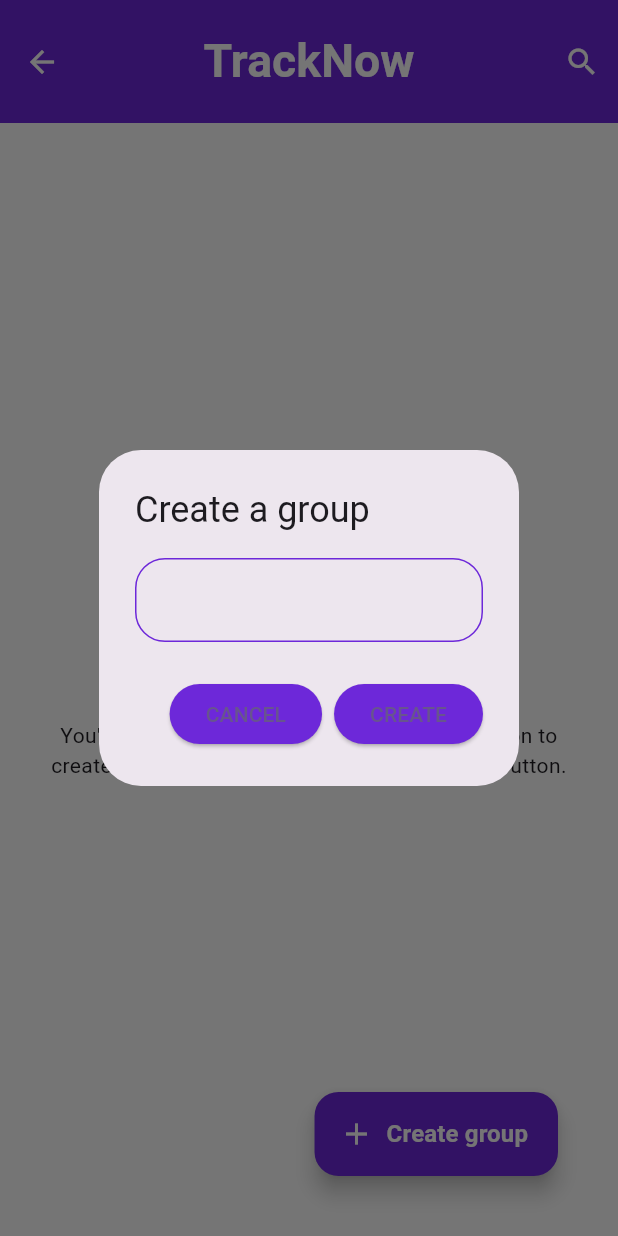
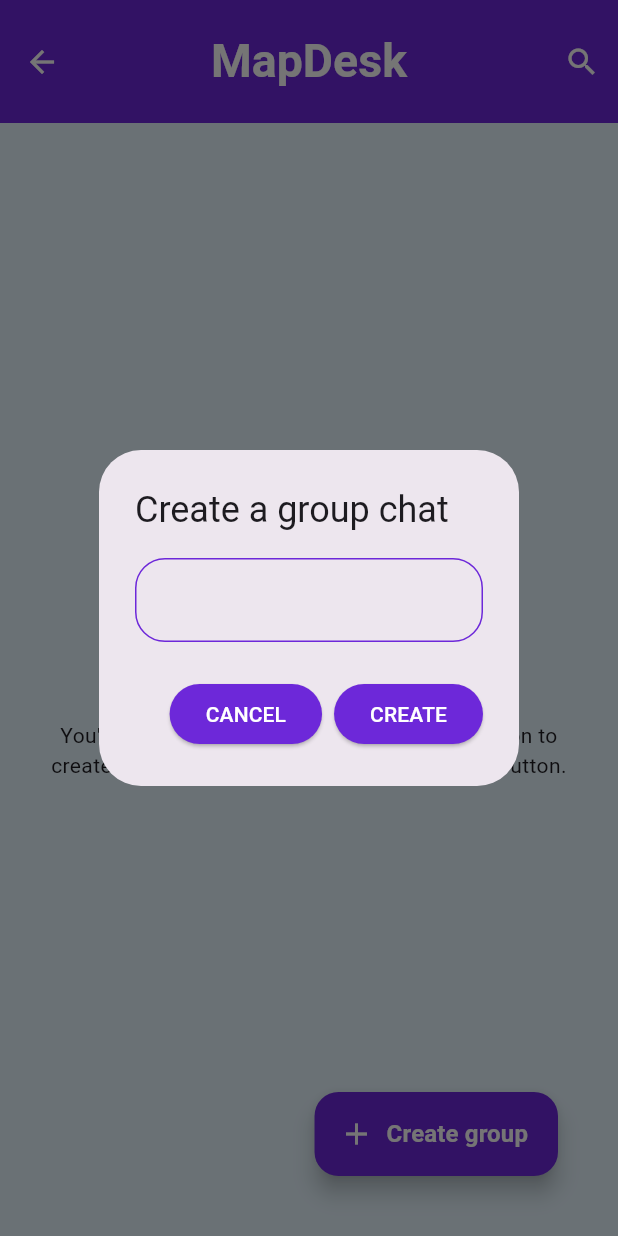
Before and after one commit to KarthikPrabhu23/MapDesk, a Flutter app: the ChatScreen screen opened directly, after a tap on the "add circle" icon, on a phone screen of 412 x 824 dp. Run offline on Flutter 3.47's test engine with Material 3 defaults, Android fonts, the phone set to English and light mode, and no system bars; our stand-ins replace cloud_firestore, firebase_auth, firebase_core, firebase_database, firebase_storage, geolocator and 5 more; missing offline and left inert: custom_info_window, firebase_app_check, google_maps_webservice; accounts and stored records are empty; Roboto replaces fonts that are missing (YourCustomFont).

Commit message:
appName instead of TrackNow

```diff
--- a/lib/Chat/chat_screen.dart
+++ b/lib/Chat/chat_screen.dart
@@ -1,34 +1,10 @@
 import 'package:flutter/material.dart';
-
-// class ChatScreen extends StatefulWidget {
-//   const ChatScreen({super.key});
-
-//   @override
-//   State<ChatScreen> createState() => _ChatScreenState();
-// }
-
-// class _ChatScreenState extends State<ChatScreen> {
-//   @override
-//   Widget build(BuildContext context) {
-//     return Scaffold();
-//   }
-// }
-
-// import 'package:chatapp_firebase/helper/helper_function.dart';
-// import 'package:chatapp_firebase/pages/auth/login_page.dart';
-// import 'package:chatapp_firebase/pages/profile_page.dart';
-// import 'package:chatapp_firebase/pages/search_page.dart';
-// import 'package:chatapp_firebase/service/auth_service.dart';
-// import 'package:chatapp_firebase/service/database_service.dart';
-// import 'package:chatapp_firebase/widgets/group_tile.dart';
-// import 'package:chatapp_firebase/widgets/widgets.dart';
 import 'package:firebase_auth/firebase_auth.dart';
-import 'package:map1/Chat/chat_profile_page.dart';
 import 'package:map1/Chat/search_page.dart';
 import 'package:map1/Chat/widgets/group_tile.dart';
 import 'package:map1/LoginSignup/components/widgets.dart';
-import 'package:map1/LoginSignup/login_page.dart';
 import 'package:map1/components/helper.dart';
+import 'package:map1/main.dart';
 import 'package:map1/service/auth_service.dart';
 import 'package:map1/service/database_service.dart';
 
@@ -95,7 +71,8 @@ class _ChatScreenState extends State<ChatScreen> {
             icon: const Icon(
               Icons.search,
               color: Colors.white,
-              ))
+            ),
+          ),
         ],
         iconTheme: const IconThemeData(
           color: Colors.white,
@@ -105,7 +82,7 @@ class _ChatScreenState extends State<ChatScreen> {
         backgroundColor: Theme.of(context).primaryColor,
         toolbarHeight: 82,
         title: const Text(
-          'TrackNow',
+          appName,
           style: TextStyle(
             fontSize: 31,
             fontWeight: FontWeight.w600,
@@ -168,7 +145,7 @@ class _ChatScreenState extends State<ChatScreen> {
           return StatefulBuilder(builder: ((context, setState) {
             return AlertDialog(
               title: const Text(
-                "Create a group",
+                "Create a group chat",
                 textAlign: TextAlign.left,
               ),
               content: Column(
@@ -209,7 +186,10 @@ class _ChatScreenState extends State<ChatScreen> {
                   },
                   style: ElevatedButton.styleFrom(
                       backgroundColor: Theme.of(context).primaryColor),
-                  child: const Text("CANCEL"),
+                  child: const Text(
+                    "CANCEL",
+                    style: TextStyle(color: Colors.white),
+                  ),
                 ),
                 ElevatedButton(
                   onPressed: () async {
@@ -231,7 +211,10 @@ class _ChatScreenState extends State<ChatScreen> {
                   },
                   style: ElevatedButton.styleFrom(
                       backgroundColor: Theme.of(context).primaryColor),
-                  child: const Text("CREATE"),
+                  child: const Text(
+                    "CREATE",
+                    style: TextStyle(color: Colors.white),
+                  ),
                 )
               ],
             );
@@ -296,7 +279,7 @@ class _ChatScreenState extends State<ChatScreen> {
           const Text(
             "You've not joined any groups, tap on the add icon to create a group or also search from top search button.",
             textAlign: TextAlign.center,
-          )
+          ),
         ],
       ),
     );
--- a/lib/Chat/group_info.dart
+++ b/lib/Chat/group_info.dart
@@ -53,7 +53,10 @@ class _GroupInfoState extends State<GroupInfo> {
         centerTitle: true,
         elevation: 0,
         backgroundColor: Theme.of(context).primaryColor,
-        title: const Text("Group Info"),
+        title: const Text("Group Info", style: TextStyle(color: Colors.white),),
+        iconTheme: const IconThemeData(
+          color: Colors.white,
+        ),
         actions: [
           IconButton(
               onPressed: () {
--- a/lib/Home/home_page.dart
+++ b/lib/Home/home_page.dart
@@ -15,6 +15,7 @@ import 'package:map1/Map/map_screen.dart';
 import 'package:map1/Record/record.dart';
 import 'package:map1/components/helper.dart';
 import 'package:map1/components/my_button.dart';
+import 'package:map1/main.dart';
 import 'package:map1/my_colors.dart';
 import 'package:shared_preferences/shared_preferences.dart';
 
@@ -191,7 +192,7 @@ class _MyHomePageState extends State<MyHomePage> {
           automaticallyImplyLeading: false,
           toolbarHeight: 82,
           title: const Text(
-            'TrackNow',
+            appName,
             style: TextStyle(
               fontSize: 31,
               fontWeight: FontWeight.w600,
--- a/lib/Home/profile_page.dart
+++ b/lib/Home/profile_page.dart
@@ -156,7 +156,7 @@ class _ProfilePageState extends State<ProfilePage> {
                       icondata: Icons.mail,
                       value: userData['email'],
                     ),
-                    ReuseableRow(
+                    const ReuseableRow(
                       title: 'Phone Number',
                       icondata: Icons.phone,
                       value: "123456789",
--- a/lib/LoginSignup/signup_page.dart
+++ b/lib/LoginSignup/signup_page.dart
@@ -40,7 +40,6 @@ class _SignUpState extends State<SignUp> {
   String email = "";
   String password = "";
   String fullName = "";
-  bool _isLoading = false;
   AuthService authService = AuthService();
 
   void pickUploadImage() async {
@@ -404,7 +403,6 @@ class _SignUpState extends State<SignUp> {
   register() async {
     if (_formKey.currentState!.validate()) {
       setState(() {
-        _isLoading = true;
       });
       await authService
           .registerUserWithEmailandPassword(fullName, _username.text.toString(), dpUrl, email, password)
--- a/lib/Record/record.dart
+++ b/lib/Record/record.dart
@@ -2,6 +2,7 @@ import 'package:flutter/material.dart';
 import 'package:map1/Home/profile_page.dart';
 import 'package:map1/Map/classes.dart';
 import 'package:map1/Record/components/task_complete_card.dart';
+import 'package:map1/main.dart';
 
 class RecordLog extends StatefulWidget {
   const RecordLog({super.key});
@@ -21,7 +22,7 @@ class _RecordLogState extends State<RecordLog> {
           ),
           toolbarHeight: 82,
           title: const Text(
-            'TrackNow',
+            appName,
             style: TextStyle(
               fontSize: 31,
               fontWeight: FontWeight.w600,
@@ -40,7 +41,7 @@ class _RecordLogState extends State<RecordLog> {
                   ),
                 );
               },
-               child: const Padding(
+              child: const Padding(
                 padding: EdgeInsets.only(right: 28.0),
                 child: CircleAvatar(
                   radius: 23,
@@ -134,8 +135,6 @@ class _RecordLogState extends State<RecordLog> {
                     ],
                   ),
                 ),
-
-
               ),
             ],
           ),
--- a/lib/main.dart
+++ b/lib/main.dart
@@ -13,6 +13,8 @@ import 'package:map1/components/helper.dart';
 import 'package:map1/my_colors.dart';
 import 'firebase_options.dart';
 import 'package:firebase_app_check/firebase_app_check.dart';
+
+const String appName = "MapDesk";
 
 void main() async {
   WidgetsFlutterBinding.ensureInitialized();
@@ -67,10 +69,10 @@ class _MyAppState extends State<MyApp> {
   Widget build(BuildContext context) {
     return MaterialApp(
       debugShowCheckedModeBanner: false,
-      title: 'Map1',
+      title: appName,
       theme: ThemeData(
         primaryColor: MyColors.ButtonBlue,
-        scaffoldBackgroundColor: Colors.white,
+        scaffoldBackgroundColor: Color(0xFFE7F6FF),
         colorScheme: ColorScheme.fromSeed(seedColor: Colors.deepPurple),
         useMaterial3: true,
       ),
```
Also changed, not shown: lib/Chat/chat_page.dart (+9 -2 lines), lib/LoginSignup/components/widgets.dart (+17 -1 lines), lib/LoginSignup/login_page.dart (+9 -14 lines), 2 other files. Lines whose indentation alone changed are shown as unchanged.
